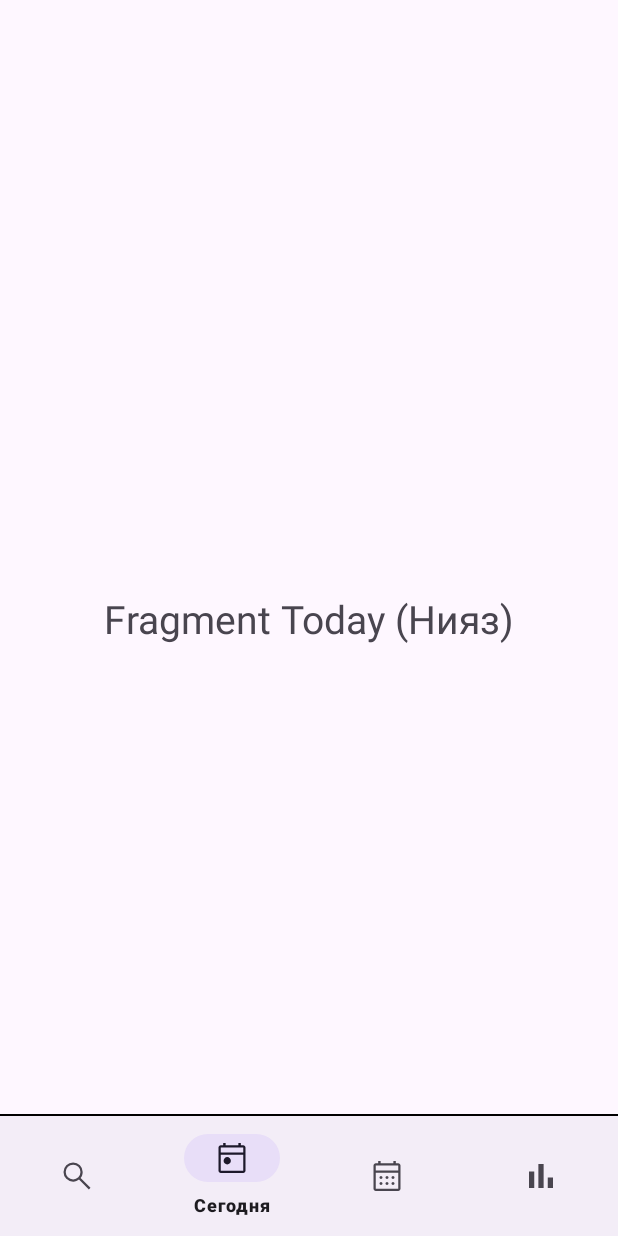
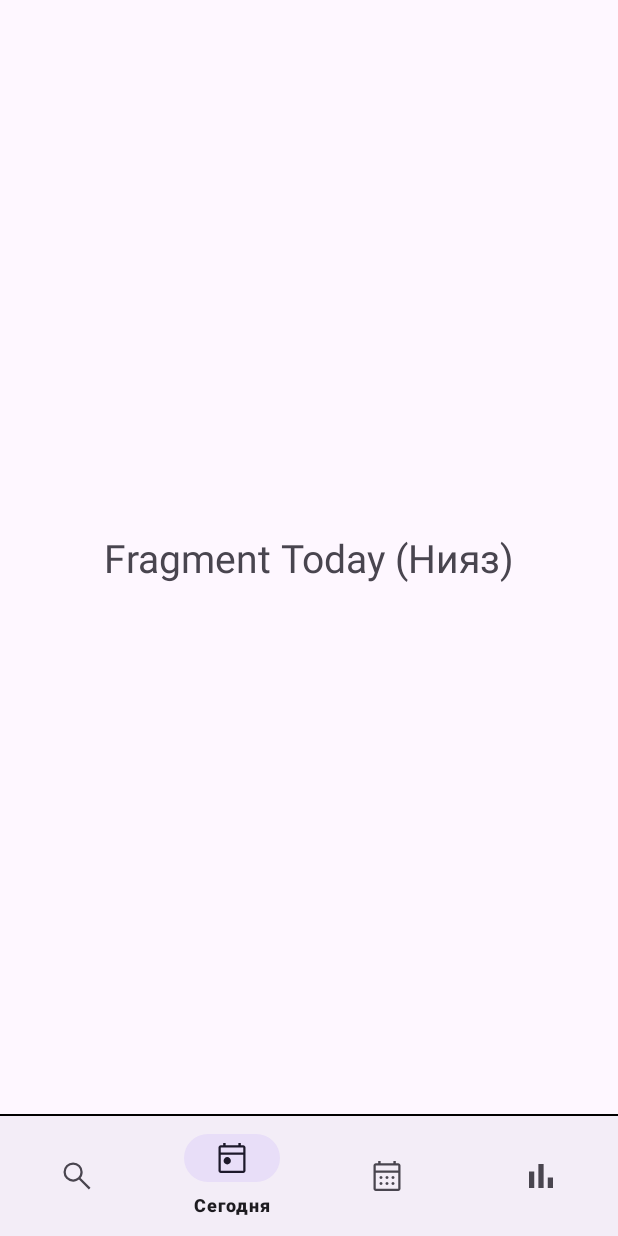
Before and after one commit to Dats-asc/SummerPracticeWeatherApp, an Android app: the screen it shows after launch (MainActivity), item 2 of the bottom bar chosen, on a phone screen of 412 x 824 dp. Run offline under Robolectric (Android 15) with nearby library versions, the phone set to English and light mode, and no system bars; our stand-ins replace navigation-ui.

Commit message:
bottom nav fix

```diff
--- a/app/src/main/res/layout/activity_main.xml
+++ b/app/src/main/res/layout/activity_main.xml
@@ -8,24 +8,22 @@
 
     <androidx.fragment.app.FragmentContainerView
         android:id="@+id/cw_main_container"
+        android:name="androidx.navigation.fragment.NavHostFragment"
         android:layout_width="match_parent"
-        android:layout_height="match_parent"
+        android:layout_height="0dp"
+        app:defaultNavHost="true"
         app:layout_constraintBottom_toTopOf="@id/divider"
-        app:layout_constraintTop_toTopOf="parent"
         app:layout_constraintLeft_toLeftOf="parent"
         app:layout_constraintRight_toRightOf="parent"
-
-        android:name="androidx.navigation.fragment.NavHostFragment"
-        app:navGraph="@navigation/navigation_graph"
-        app:defaultNavHost="true"
-        />
+        app:layout_constraintTop_toTopOf="parent"
+        app:navGraph="@navigation/navigation_graph" />
 
     <View
         android:id="@+id/divider"
         android:layout_width="match_parent"
         android:layout_height="1dp"
         android:background="@color/black"
-        app:layout_constraintBottom_toTopOf="@+id/navBar"/>
+        app:layout_constraintBottom_toTopOf="@+id/navBar" />
 
 
     <com.google.android.material.bottomnavigation.BottomNavigationView
@@ -33,8 +31,8 @@
         android:layout_width="match_parent"
         android:layout_height="wrap_content"
         app:layout_constraintBottom_toBottomOf="parent"
+        app:layout_constraintLeft_toLeftOf="parent"
         app:layout_constraintRight_toRightOf="parent"
-        app:layout_constraintLeft_toLeftOf="parent"
         app:menu="@menu/bottom_menu" />
 
 </androidx.constraintlayout.widget.ConstraintLayout>
```
